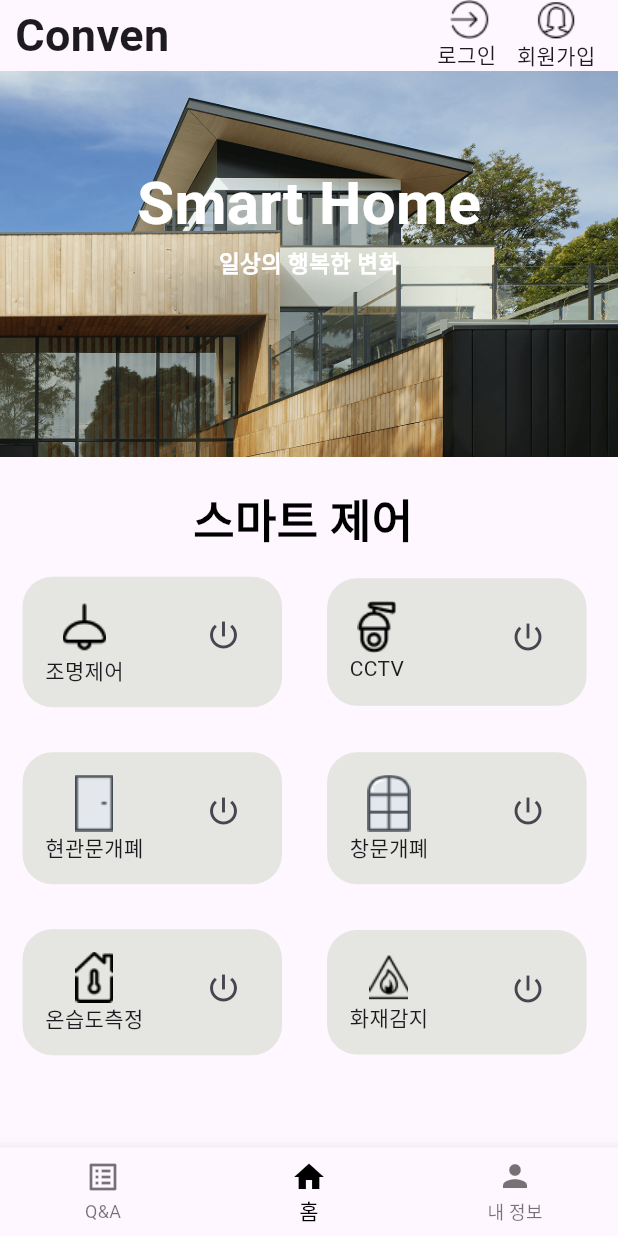
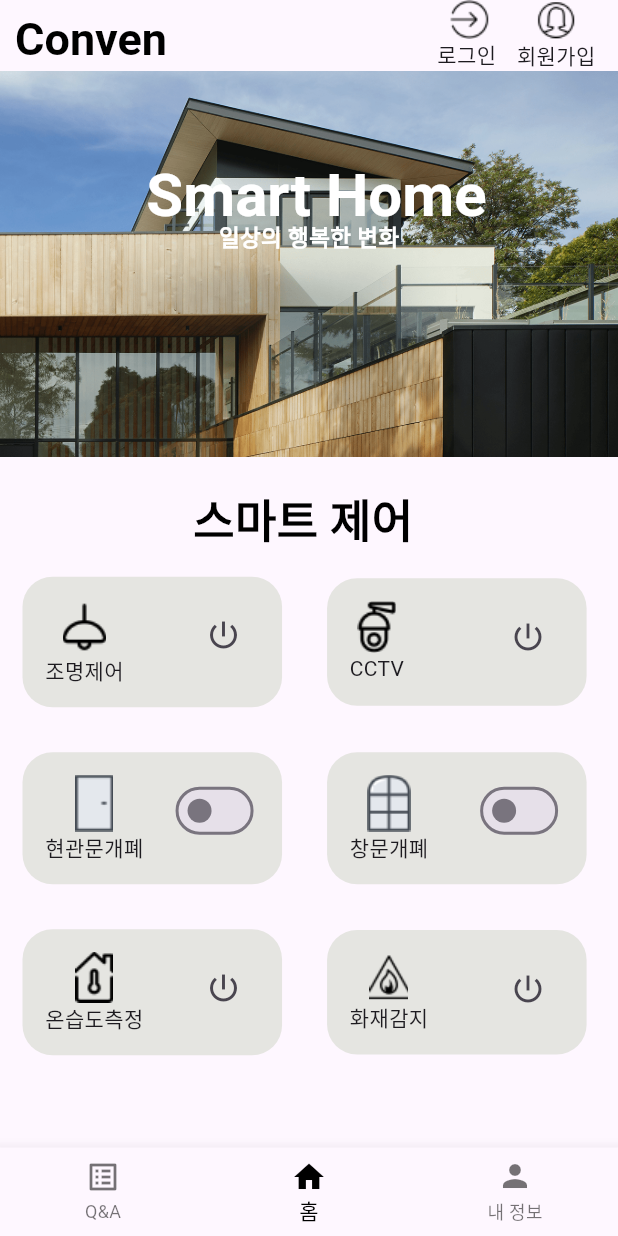
Before and after one commit to HiPeun/SmartHome, a Flutter app: the AppLogin screen opened directly, after a tap on "카카오톡으로 시작하기", on a phone screen of 412 x 824 dp. Run offline on Flutter 3.47's test engine with Material 3 defaults, Android fonts, the phone set to English and light mode, and no system bars; drawn by our look-alikes of carousel_slider; our stand-ins replace dio, flutter_local_notifications, flutter_secure_storage, freezed_annotation, get, shared_preferences; missing offline and left inert: flutter_mjpeg, kakao_flutter_sdk_user; accounts and stored records are empty; generated files the repository leaves out were written again; network calls fail.

Commit message:
로고, 메인화면 오버뷰,로그인 오버뷰 수정

```diff
--- a/lib/App/app_screen/app_join.dart
+++ b/lib/App/app_screen/app_join.dart
@@ -484,7 +484,8 @@ class _AppJoinState extends State<AppJoin> {
                         elevation: 5.0,
                         borderRadius: BorderRadius.circular(30.0),
                         color: const Color(0xFFD3CDC8),
-                        child: MaterialButton(
+                        child: TextButton(
+
                           onPressed: () {
                             String joinName = name.text;
                             String joinId = id.text;
@@ -656,7 +657,9 @@ class _AppJoinState extends State<AppJoin> {
                               ),
                             ),
                           ),
+
                         ),
+
                       ),
                     ),
                   ],
--- a/lib/App/app_screen/app_login.dart
+++ b/lib/App/app_screen/app_login.dart
@@ -313,19 +313,16 @@ class _AppLoginState extends State<AppLogin> {
                 ),
               ),
               Row(
-                mainAxisAlignment: MainAxisAlignment.start,
+                mainAxisAlignment: MainAxisAlignment.center,
                 children: [
-                  SizedBox(
-                    width: 35,
-                    height: 50,
-                  ),
+
                   TextButton(
                     onPressed: () {
                       Navigator.of(context).push(
                           MaterialPageRoute(builder: (context) => AppFid()));
                     },
                     child: Text(
-                      "아이디 찾기",
+                      "아이디 찾기 ",
                       style: TextStyle(
                         fontWeight: FontWeight.bold,
                         color: Colors.black,
@@ -338,6 +335,8 @@ class _AppLoginState extends State<AppLogin> {
                         builder: (context) => AppFpw(),
                       ));
                     },
+                    child: Padding(
+                      padding: const EdgeInsets.only(right: 50),
                       child: Text(
                         "비밀번호 찾기",
                         style: TextStyle(
@@ -346,10 +345,8 @@ class _AppLoginState extends State<AppLogin> {
                         ),
                       ),
                     ),
-                  SizedBox(
-                    width: 60,
-                    height: 10,
                   ),
+
                   TextButton(
                     onPressed: () {
                       Navigator.of(context).push(MaterialPageRoute(
--- a/lib/App/app_screen/app_page2.dart
+++ b/lib/App/app_screen/app_page2.dart
@@ -22,6 +22,7 @@ class Page2 extends StatefulWidget {
 }
 
 class _Page2State extends State<Page2> {
+  bool selected = false;
   bool isLedOn = false; // led true false
   String temperatureData = '';
   String humidityData = '';
@@ -160,7 +161,7 @@ class _Page2State extends State<Page2> {
         // 스낵바로 상태 알림
         ScaffoldMessenger.of(context).showSnackBar(
           SnackBar(
-            content: Text(is90Degrees ? '현관문이 열렸습니다.' : '현관문이 닫혔습니다.'),
+            content: Text(is90Degrees ? '현관문이 열렸습니다  ' : '현관문이 닫혔습니다..'),
             duration: Duration(seconds: 2),
           ),
         );
@@ -331,28 +332,38 @@ class _Page2State extends State<Page2> {
 
   @override
   Widget build(BuildContext context) {
+
     return Material(
       child: SafeArea(
         child: SingleChildScrollView(
           child: Column(
             children: [
+              Column(
+                children: [
                   Row(
                     children: [
-                  Expanded(
+                      Expanded(child: GestureDetector(
+                        onTap: (){
+                          setState(() {
+                            selected = !selected;
+                          });
+
+                        },
                         child: Padding(
                           padding: const EdgeInsets.only(left: 10),
-                      child: Text(
-                        "Conven",
-                        style: TextStyle(
-                          fontSize: 30.0,
-                          fontWeight: FontWeight.bold,
+                          child: Container(
+                            height: 30,
+                            child: AnimatedDefaultTextStyle(child: Text("Conven"), style: TextStyle(
+                              fontSize: 30.0,color: selected ? Colors.blueAccent : Colors.black,
+                              fontWeight: selected ? FontWeight.w300 : FontWeight.bold,
+                            ), duration: const Duration(milliseconds: 400), ),
                           ),
                         ),
-                    ),
-                  ),
+                      ),),
+
                       if (user.isNotEmpty)
                         Padding(
-                      padding: const EdgeInsets.only(right: 40,top: 5),
+                          padding: const EdgeInsets.only(right: 20, top: 12),
                           child: Row(
                             children: [
                               Text(
@@ -423,6 +434,8 @@ class _Page2State extends State<Page2> {
                         ),
                     ],
                   ),
+                ],
+              ),
               AppMainView(),
               Row(
                 mainAxisAlignment: MainAxisAlignment.center,
@@ -439,7 +452,8 @@ class _Page2State extends State<Page2> {
                   ),
                 ],
               ),
-              Row(
+              SingleChildScrollView(
+                child: Row(
                   children: [
                     SmartControl(
                       text: "조명제어",
@@ -453,7 +467,8 @@ class _Page2State extends State<Page2> {
                           }
                         },
                         icon: Icon(Icons.power_settings_new_outlined),
-                      )),
+                      ),
+                    ),
                     SmartControl(
                       text: "CCTV",
                       image: "assets/images/cctvimage.png",
@@ -471,49 +486,49 @@ class _Page2State extends State<Page2> {
                           }
                         },
                         icon: Icon(Icons.power_settings_new_outlined),
-                      )),
+                      ),
+                    ),
                   ],
+                ),
               ),
               Row(
                 children: [
                   SmartControl(
                     text: "현관문개폐",
                     image: "assets/images/doorimage.png",
-                      iconButton: IconButton(
-                        onPressed: () {
+                    isOn: is90Degrees,
+                    switchControl: Switch(
+                      value: is90Degrees,
+                      onChanged: (value) {
                         if (user.isNotEmpty) {
-                            if (is90Degrees == false) {
-                              setAngle(0);
-                              is90Degrees = true;
-                            } else {
-                              setAngle(180);
-                              is90Degrees = false;
-                            }
+                          setAngle(value ? 0 : 180);
+                          setState(() {
+                            is90Degrees = value;
+                          });
                         } else {
                           showLoginAlert(context);
                         }
                       },
-                        icon: Icon(Icons.power_settings_new_outlined),
-                      )),
+                    ),
+                  ),
                   SmartControl(
                     text: "창문개폐",
                     image: "assets/images/windowimage.png",
-                      iconButton: IconButton(
-                        onPressed: () {
+                    isOn: is90Degrees2,
+                    switchControl: Switch(
+                      value: is90Degrees2,
+                      onChanged: (value) {
                         if (user.isNotEmpty) {
-                            if (is90Degrees2 == false) {
-                              setAngle2(0);
-                              is90Degrees2 = true;
-                            } else {
-                              setAngle2(180);
-                              is90Degrees2 = false;
-                            }
+                          setAngle2(value ? 0 : 180);
+                          setState(() {
+                            is90Degrees2 = value;
+                          });
                         } else {
                           showLoginAlert(context);
                         }
                       },
-                        icon: Icon(Icons.power_settings_new_outlined),
-                      )),
+                    ),
+                  ),
                 ],
               ),
               Row(
@@ -530,7 +545,8 @@ class _Page2State extends State<Page2> {
                         }
                       },
                       icon: Icon(Icons.power_settings_new_outlined),
-                      )),
+                    ),
+                  ),
                   SmartControl(
                     text: "화재감지",
                     image: "assets/images/fireimage.png",
@@ -559,13 +575,18 @@ class _Page2State extends State<Page2> {
 class SmartControl extends StatelessWidget {
   final String text;
   final String image;
-  final IconButton iconButton;
+  final bool? isOn;
+  final Switch? switchControl;
+  final IconButton? iconButton;
 
-  const SmartControl(
-      {required this.iconButton,
+  const SmartControl({
+    required this.text,
     required this.image,
-      required this.text,
-      super.key});
+    this.isOn,
+    this.switchControl,
+    this.iconButton,
+    super.key,
+  });
 
   @override
   Widget build(BuildContext context) {
@@ -579,9 +600,9 @@ class SmartControl extends StatelessWidget {
             width: MediaQuery.of(context).size.width * 0.42,
             decoration: BoxDecoration(
               borderRadius: BorderRadius.circular(20),
-              color: const Color(
-                0xFFE5E5E1,
-              ),
+              color: isOn == null || isOn == false
+                  ? const Color(0xFFE5E5E1)
+                  : const Color(0xFFFFEEEE),
             ),
             child: Row(
               mainAxisAlignment: MainAxisAlignment.spaceBetween,
@@ -599,7 +620,8 @@ class SmartControl extends StatelessWidget {
                     ),
                   ],
                 ),
-                iconButton,
+                if (switchControl != null) switchControl!,
+                if (iconButton != null) iconButton!,
               ],
             ),
           ),
@@ -618,6 +640,7 @@ class AppMainView extends StatefulWidget {
 }
 
 class _AppMainViewState extends State<AppMainView> {
+  bool selected = false;
   // 이미지 슬라이더 list로 묶음
   final List<String> imgList = [
     'assets/webmain/webmain1.png',
@@ -660,12 +683,27 @@ class _AppMainViewState extends State<AppMainView> {
             Center(
               child: Padding(
                 padding: const EdgeInsets.only(top: 60),
-                child: const Text(
-                  "Smart Home",
+                child: GestureDetector(
+                  onTap: () {
+                    setState(() {
+                      selected = !selected;
+                    });
+                  },
+                  child: Padding(
+                    padding: const EdgeInsets.only(left: 10),
+                    child: Container(
+                      height: 40,
+                      child: AnimatedDefaultTextStyle(
+                        child: Text("Smart Home"),
                         style: TextStyle(
-                    fontWeight: FontWeight.bold,
-                    color: Colors.white,
-                    fontSize: 40,
+                          fontSize: 40.0,
+                          color: selected ? Colors.black : Colors.white,
+                          fontWeight:
+                          selected ? FontWeight.bold : FontWeight.bold,
+                        ),
+                        duration: const Duration(milliseconds: 300),
+                      ),
+                    ),
                   ),
                 ),
               ),
--- a/pubspec.yaml
+++ b/pubspec.yaml
@@ -71,6 +71,7 @@ dev_dependencies:
 
 
 
+
   # The "flutter_lints" package below contains a set of recommended lints to
   # encourage good coding practices. The lint set provided by the package is
   # activated in the `analysis_options.yaml` file located at the root of your
```
Also changed, not shown: 3 other files. Lines whose indentation alone changed are shown as unchanged.
